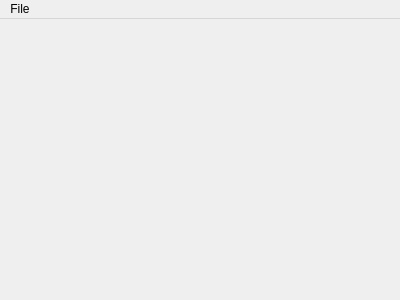
Pluto034/openmesh9-qt6-OpenGl-homenowk, file QtWidgetsApplication4/QTmodelviewer.ui: the form before one commit.
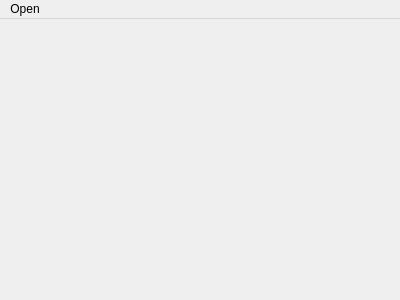
The form after the commit.

What changed in the file:
```diff
--- a/QtWidgetsApplication4/QTmodelviewer.ui
+++ b/QtWidgetsApplication4/QTmodelviewer.ui
@@ -25,7 +25,7 @@
    </property>
    <widget class="QMenu" name="menuFile">
     <property name="title">
-     <string>File</string>
+     <string>Open</string>
     </property>
     <addaction name="actionOpen_File"/>
    </widget>
```
